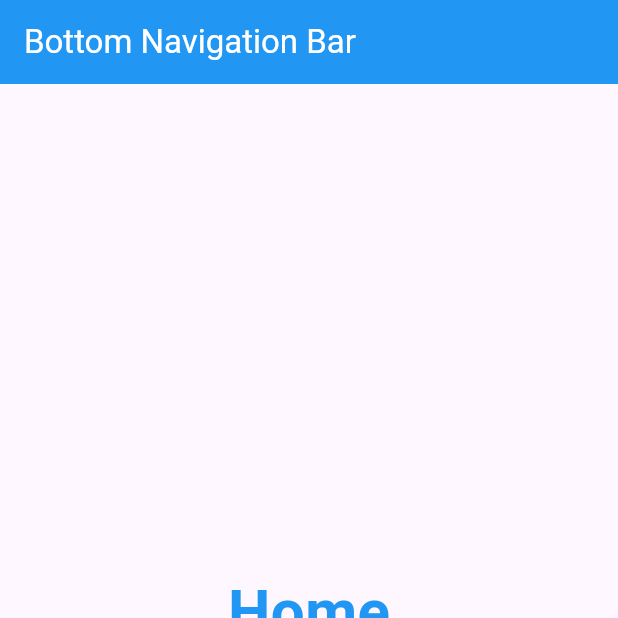
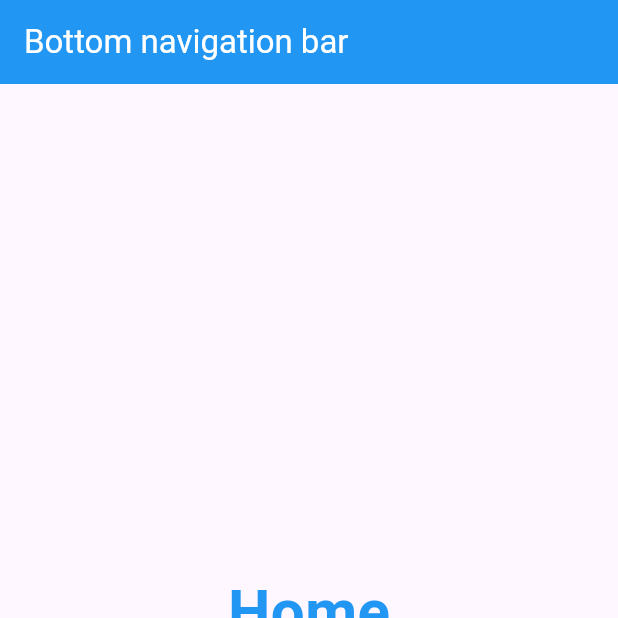
Before and after one commit to 106171-source/tma3084_selab_106171_lab5_lesson07, a Flutter app: the screen it shows after launch, on a phone screen of 412 x 824 dp, the top half of it. Run offline on Flutter 3.47's test engine with Material 3 defaults, Android fonts, the phone set to English and light mode, and no system bars.

Commit message:
Change title name

```diff
--- a/bottom_navigator_bar_lab/lib/main.dart
+++ b/bottom_navigator_bar_lab/lib/main.dart
@@ -40,7 +40,7 @@ class _BottomNavLabState extends State<BottomNavLab> {
   Widget build(BuildContext context) {
     return Scaffold(
       appBar: AppBar(
-        title: const Text('Bottom Navigation Bar'),
+        title: const Text('Bottom navigation bar'),
         backgroundColor: Colors.blue,
         foregroundColor: Colors.white,
       ),
```
